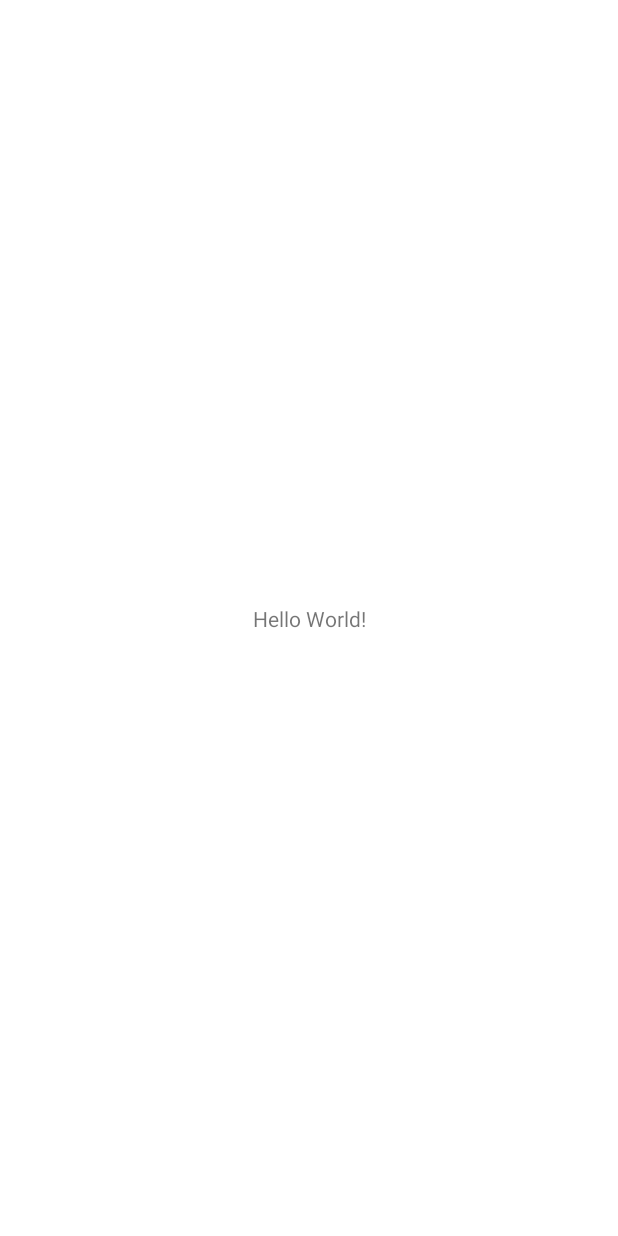
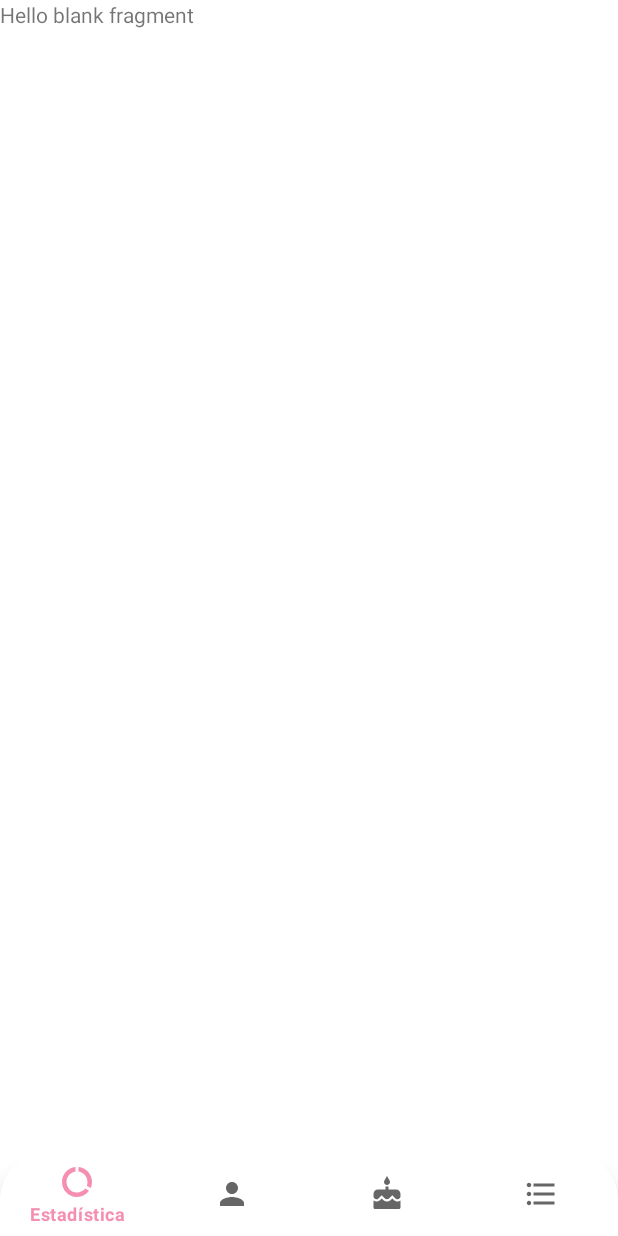
Before and after one commit to eormeno12/Miskiatty, an Android app: the screen it shows after launch (MainActivity), on a phone screen of 412 x 824 dp. Before the commit the screen is almost empty. Run offline under Robolectric (Android 15) with nearby library versions, the phone set to English and light mode, and no system bars; our stand-ins replace data binding, navigation-ui.

Commit message:
Navegación principal funcional.
- Navegación entre fragments mediante el bottom navigation.
- Bottom navigation con su respectiva UI.

Analizar:
- Cambio del iconTint del bottom navigation, de colorPrimary a colorPrimaryDark.

```diff
--- a/app/build.gradle
+++ b/app/build.gradle
@@ -47,5 +47,9 @@ dependencies {
     androidTestImplementation 'androidx.test.espresso:espresso-core:3.3.0'
 
     implementation "androidx.security:security-crypto:1.1.0-alpha03"
+
     implementation 'androidx.lifecycle:lifecycle-extensions:2.2.0'
+
+    implementation "androidx.navigation:navigation-fragment-ktx:2.3.4"
+    implementation "androidx.navigation:navigation-ui-ktx:2.3.4"
 }
--- a/app/src/main/java/com/listen/to/miskiatty/view/ui/activities/MainActivity.kt
+++ b/app/src/main/java/com/listen/to/miskiatty/view/ui/activities/MainActivity.kt
@@ -2,11 +2,28 @@ package com.listen.to.miskiatty.view.ui.activities
 
 import androidx.appcompat.app.AppCompatActivity
 import android.os.Bundle
+import androidx.navigation.Navigation
+import androidx.navigation.ui.NavigationUI
 import com.listen.to.miskiatty.R
+import com.listen.to.miskiatty.databinding.ActivityMainBinding
+
 
 class MainActivity : AppCompatActivity() {
+
+    private lateinit var binding: ActivityMainBinding
+
     override fun onCreate(savedInstanceState: Bundle?) {
         super.onCreate(savedInstanceState)
-        setContentView(R.layout.activity_main)
+        binding = ActivityMainBinding.inflate(layoutInflater)
+        setContentView(binding.root)
+        configNav()
+    }
+
+    fun configNav(){
+        NavigationUI.setupWithNavController(
+                binding.bnvMain,
+                Navigation.findNavController(
+                        this,
+                        R.id.fr_forAllFragments_main))
     }
 }
--- /dev/null
+++ b/app/src/main/res/drawable/ic_baseline_cake_24.xml
@@ -0,0 +1,10 @@
+<vector xmlns:android="http://schemas.android.com/apk/res/android"
+    android:width="24dp"
+    android:height="24dp"
+    android:viewportWidth="24"
+    android:viewportHeight="24"
+    android:tint="?attr/colorControlNormal">
+  <path
+      android:fillColor="@android:color/white"
+      android:pathData="M12,6c1.11,0 2,-0.9 2,-2 0,-0.38 -0.1,-0.73 -0.29,-1.03L12,0l-1.71,2.97c-0.19,0.3 -0.29,0.65 -0.29,1.03 0,1.1 0.9,2 2,2zM16.6,15.99l-1.07,-1.07 -1.08,1.07c-1.3,1.3 -3.58,1.31 -4.89,0l-1.07,-1.07 -1.09,1.07C6.75,16.64 5.88,17 4.96,17c-0.73,0 -1.4,-0.23 -1.96,-0.61L3,21c0,0.55 0.45,1 1,1h16c0.55,0 1,-0.45 1,-1v-4.61c-0.56,0.38 -1.23,0.61 -1.96,0.61 -0.92,0 -1.79,-0.36 -2.44,-1.01zM18,9h-5L13,7h-2v2L6,9c-1.66,0 -3,1.34 -3,3v1.54c0,1.08 0.88,1.96 1.96,1.96 0.52,0 1.02,-0.2 1.38,-0.57l2.14,-2.13 2.13,2.13c0.74,0.74 2.03,0.74 2.77,0l2.14,-2.13 2.13,2.13c0.37,0.37 0.86,0.57 1.38,0.57 1.08,0 1.96,-0.88 1.96,-1.96L20.99,12C21,10.34 19.66,9 18,9z"/>
+</vector>
--- /dev/null
+++ b/app/src/main/res/drawable/ic_baseline_list_24.xml
@@ -0,0 +1,10 @@
+<vector xmlns:android="http://schemas.android.com/apk/res/android"
+    android:width="24dp"
+    android:height="24dp"
+    android:viewportWidth="24"
+    android:viewportHeight="24"
+    android:tint="?attr/colorControlNormal">
+  <path
+      android:fillColor="@android:color/white"
+      android:pathData="M4,10.5c-0.83,0 -1.5,0.67 -1.5,1.5s0.67,1.5 1.5,1.5 1.5,-0.67 1.5,-1.5 -0.67,-1.5 -1.5,-1.5zM4,4.5c-0.83,0 -1.5,0.67 -1.5,1.5S3.17,7.5 4,7.5 5.5,6.83 5.5,6 4.83,4.5 4,4.5zM4,16.5c-0.83,0 -1.5,0.68 -1.5,1.5s0.68,1.5 1.5,1.5 1.5,-0.68 1.5,-1.5 -0.67,-1.5 -1.5,-1.5zM7,19h14v-2L7,17v2zM7,13h14v-2L7,11v2zM7,5v2h14L21,5L7,5z"/>
+</vector>
--- /dev/null
+++ b/app/src/main/res/drawable/ic_round_data_24.xml
@@ -0,0 +1,10 @@
+<vector xmlns:android="http://schemas.android.com/apk/res/android"
+    android:width="24dp"
+    android:height="24dp"
+    android:viewportWidth="24"
+    android:viewportHeight="24"
+    android:tint="?attr/colorControlNormal">
+  <path
+      android:fillColor="@android:color/white"
+      android:pathData="M13,2.05v3.03c3.39,0.49 6,3.39 6,6.92c0,0.9 -0.18,1.75 -0.48,2.54l2.6,1.53C21.68,14.83 22,13.45 22,12C22,6.82 18.05,2.55 13,2.05zM12,19c-3.87,0 -7,-3.13 -7,-7c0,-3.53 2.61,-6.43 6,-6.92V2.05C5.94,2.55 2,6.81 2,12c0,5.52 4.47,10 9.99,10c3.31,0 6.24,-1.61 8.06,-4.09l-2.6,-1.53C16.17,17.98 14.21,19 12,19z"/>
+</vector>
--- /dev/null
+++ b/app/src/main/res/drawable/sp_rounded_top_rectangle.xml
@@ -0,0 +1,6 @@
+<?xml version="1.0" encoding="utf-8"?>
+<shape xmlns:android="http://schemas.android.com/apk/res/android" android:shape="rectangle">
+    <solid android:color="@color/white"/>
+    <corners android:topLeftRadius="32dp"
+        android:topRightRadius="32dp"/>
+</shape>
--- a/app/src/main/res/layout/activity_main.xml
+++ b/app/src/main/res/layout/activity_main.xml
@@ -1,18 +1,37 @@
 <?xml version="1.0" encoding="utf-8"?>
-<androidx.constraintlayout.widget.ConstraintLayout xmlns:android="http://schemas.android.com/apk/res/android"
+<layout xmlns:android="http://schemas.android.com/apk/res/android"
     xmlns:app="http://schemas.android.com/apk/res-auto"
-    xmlns:tools="http://schemas.android.com/tools"
-    android:layout_width="match_parent"
-    android:layout_height="match_parent"
-    tools:context=".view.ui.activities.MainActivity">
+    xmlns:tools="http://schemas.android.com/tools">
 
-    <TextView
-        android:layout_width="wrap_content"
-        android:layout_height="wrap_content"
-        android:text="Hello World!"
-        app:layout_constraintBottom_toBottomOf="parent"
-        app:layout_constraintLeft_toLeftOf="parent"
-        app:layout_constraintRight_toRightOf="parent"
-        app:layout_constraintTop_toTopOf="parent" />
+    <data>
 
-</androidx.constraintlayout.widget.ConstraintLayout>
+    </data>
+
+    <androidx.constraintlayout.widget.ConstraintLayout
+        android:layout_width="match_parent"
+        android:layout_height="match_parent"
+        tools:context=".view.ui.activities.MainActivity">
+
+        <fragment
+            android:name="androidx.navigation.fragment.NavHostFragment"
+            android:id="@+id/fr_forAllFragments_main"
+            android:layout_width="match_parent"
+            android:layout_height="match_parent"
+            app:layout_constraintBottom_toBottomOf="parent"
+            app:layout_constraintStart_toStartOf="parent"
+            app:layout_constraintEnd_toEndOf="parent"
+            app:defaultNavHost="true"
+            app:navGraph="@navigation/main_navigation" />
+
+        <com.google.android.material.bottomnavigation.BottomNavigationView
+            android:id="@+id/bnv_main"
+            android:layout_width="match_parent"
+            android:layout_height="wrap_content"
+            app:layout_constraintBottom_toBottomOf="parent"
+            app:layout_constraintStart_toStartOf="parent"
+            app:layout_constraintEnd_toEndOf="parent"
+            android:elevation="8dp"
+            android:background="@drawable/sp_rounded_top_rectangle"
+            app:menu="@menu/menu_bottom_navigation" />
+    </androidx.constraintlayout.widget.ConstraintLayout>
+</layout>
--- /dev/null
+++ b/app/src/main/res/menu/menu_bottom_navigation.xml
@@ -0,0 +1,16 @@
+<?xml version="1.0" encoding="utf-8"?>
+<menu xmlns:app="http://schemas.android.com/apk/res-auto"
+    xmlns:android="http://schemas.android.com/apk/res/android">
+
+    <item android:title="Estadística"
+        android:icon="@drawable/ic_round_data_24"/>
+
+    <item android:title="Clientes"
+        android:icon="@drawable/ic_baseline_person_24"/>
+
+    <item android:title="Productos"
+        android:icon="@drawable/ic_baseline_cake_24"/>
+
+    <item android:title="Pedidos"
+        android:icon="@drawable/ic_baseline_list_24"/>
+</menu>
--- /dev/null
+++ b/app/src/main/res/navigation/main_navigation.xml
@@ -0,0 +1,92 @@
+<?xml version="1.0" encoding="utf-8"?>
+<navigation xmlns:android="http://schemas.android.com/apk/res/android"
+    xmlns:app="http://schemas.android.com/apk/res-auto"
+    xmlns:tools="http://schemas.android.com/tools"
+    android:id="@+id/main_navigation"
+    app:startDestination="@id/statisticsFragment">
+
+    <fragment
+        android:id="@+id/statisticsFragment"
+        android:name="com.listen.to.miskiatty.view.ui.fragments.StatisticsFragment"
+        android:label="StatisticsFragment" >
+        <action
+            android:id="@+id/action_statisticsFragment_to_productsFragment"
+            app:destination="@id/productsFragment" />
+        <action
+            android:id="@+id/action_statisticsFragment_to_statisticDetailsActivity"
+            app:destination="@id/statisticDetailsActivity" />
+    </fragment>
+    <fragment
+        android:id="@+id/productsFragment"
+        android:name="com.listen.to.miskiatty.view.ui.fragments.ProductsFragment"
+        android:label="ProductsFragment" >
+        <action
+            android:id="@+id/action_productsFragment_to_clientsFragment"
+            app:destination="@id/clientsFragment" />
+        <action
+            android:id="@+id/action_productsFragment_to_productAddActivity"
+            app:destination="@id/productAddActivity" />
+        <action
+            android:id="@+id/action_productsFragment_to_productDetailsActivity"
+            app:destination="@id/productDetailsActivity" />
+    </fragment>
+    <fragment
+        android:id="@+id/ordersFragment"
+        android:name="com.listen.to.miskiatty.view.ui.fragments.OrdersFragment"
+        android:label="OrdersFragment" >
+        <action
+            android:id="@+id/action_ordersFragment_to_orderAddActiviy"
+            app:destination="@id/orderAddActiviy" />
+        <action
+            android:id="@+id/action_ordersFragment_to_orderDetailsDialogFragment"
+            app:destination="@id/orderDetailsDialogFragment" />
+    </fragment>
+    <fragment
+        android:id="@+id/clientsFragment"
+        android:name="com.listen.to.miskiatty.view.ui.fragments.ClientsFragment"
+        android:label="ClientsFragment" >
+        <action
+            android:id="@+id/action_clientsFragment_to_ordersFragment"
+            app:destination="@id/ordersFragment" />
+        <action
+            android:id="@+id/action_clientsFragment_to_clientsAddActivity"
+            app:destination="@id/clientsAddActivity" />
+        <action
+            android:id="@+id/action_clientsFragment_to_clientDetailsActivity"
+            app:destination="@id/clientDetailsActivity" />
+    </fragment>
+    <activity
+        android:id="@+id/statisticDetailsActivity"
+        android:name="com.listen.to.miskiatty.view.ui.statistics.StatisticDetailsActivity"
+        android:label="activity_statistic_details"
+        tools:layout="@layout/activity_statistic_details" />
+    <activity
+        android:id="@+id/productAddActivity"
+        android:name="com.listen.to.miskiatty.view.ui.products.ProductAddActivity"
+        android:label="activity_product_add"
+        tools:layout="@layout/activity_product_add" />
+    <activity
+        android:id="@+id/productDetailsActivity"
+        android:name="com.listen.to.miskiatty.view.ui.products.ProductDetailsActivity"
+        android:label="activity_product_details"
+        tools:layout="@layout/activity_product_details" />
+    <activity
+        android:id="@+id/clientDetailsActivity"
+        android:name="com.listen.to.miskiatty.view.ui.clients.ClientDetailsActivity"
+        android:label="activity_client_details"
+        tools:layout="@layout/activity_client_details" />
+    <activity
+        android:id="@+id/clientsAddActivity"
+        android:name="com.listen.to.miskiatty.view.ui.clients.ClientsAddActivity"
+        android:label="activity_clients_add"
+        tools:layout="@layout/activity_clients_add" />
+    <dialog
+        android:id="@+id/orderDetailsDialogFragment"
+        android:name="com.listen.to.miskiatty.view.ui.orders.OrderDetailsDialogFragment"
+        android:label="OrderDetailsDialogFragment" />
+    <activity
+        android:id="@+id/orderAddActiviy"
+        android:name="com.listen.to.miskiatty.view.ui.orders.OrderAddActiviy"
+        android:label="activity_order_add_activiy"
+        tools:layout="@layout/activity_order_add_activiy" />
+</navigation>
```
